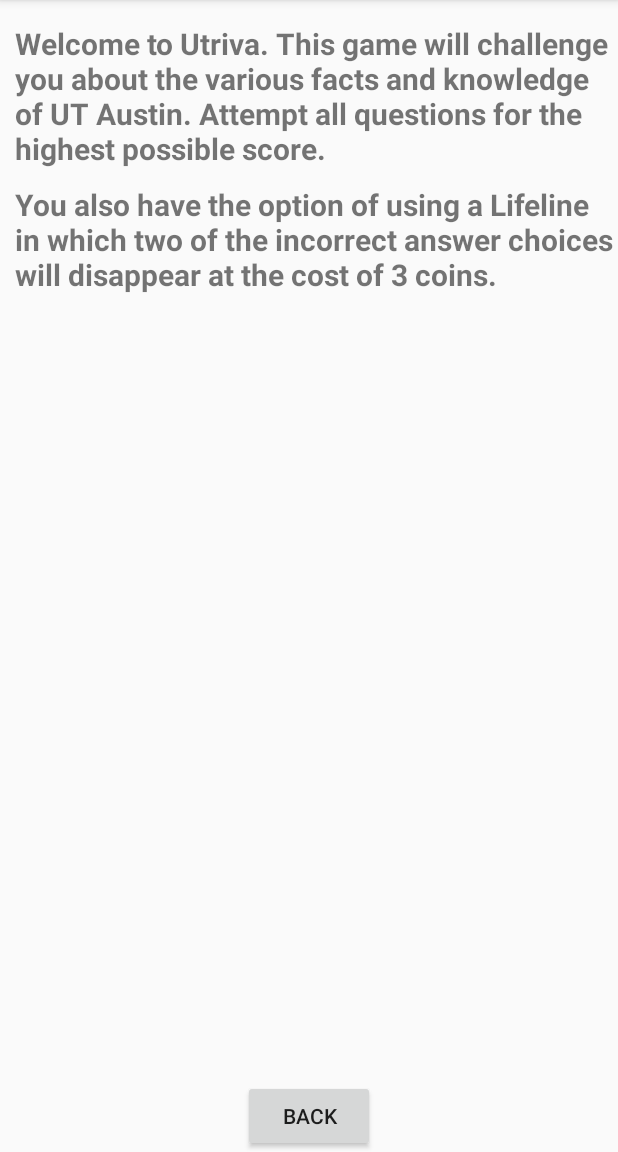
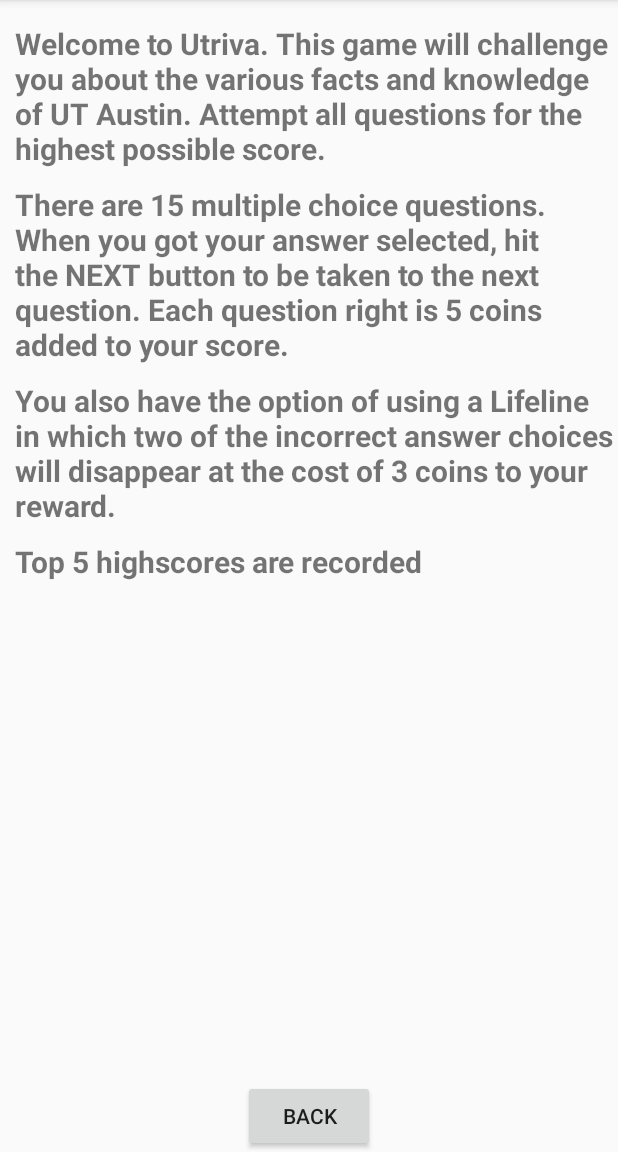
Before and after one commit to NineBits/UTrivia, an Android app: the HowTo screen opened directly, with no data from a screen before it, on a phone screen of 412 x 824 dp, the part 84-1236 px from its top. Run offline under Robolectric (Android 15) with nearby library versions, the phone set to English and light mode, and no system bars; network calls fail.

Commit message:
Finished how-to

```diff
--- a/app/src/main/res/layout/how_to_layout.xml
+++ b/app/src/main/res/layout/how_to_layout.xml
@@ -14,11 +14,33 @@
         android:textSize="20sp"/>
 
     <TextView
-        android:id="@+id/lifeline"
+        android:id="@+id/rules"
         android:layout_below="@id/intro"
         android:layout_width="match_parent"
         android:layout_height="wrap_content"
+        android:text="@string/basic_rules"
+        android:layout_marginTop="10dp"
+        android:layout_marginLeft="10dp"
+        android:textStyle="bold"
+        android:textSize="20sp" />
+
+    <TextView
+        android:id="@+id/lifeline"
+        android:layout_below="@id/rules"
+        android:layout_width="match_parent"
+        android:layout_height="wrap_content"
         android:text="@string/lifeline_talk"
+        android:layout_marginTop="10dp"
+        android:layout_marginLeft="10dp"
+        android:textStyle="bold"
+        android:textSize="20sp" />
+
+    <TextView
+        android:id="@+id/highscore_rules"
+        android:layout_below="@id/lifeline"
+        android:layout_width="match_parent"
+        android:layout_height="wrap_content"
+        android:text="@string/highscore_rules"
         android:layout_marginTop="10dp"
         android:layout_marginLeft="10dp"
         android:textStyle="bold"
--- a/app/src/main/res/values/strings.xml
+++ b/app/src/main/res/values/strings.xml
@@ -16,5 +16,7 @@
     <string name="how_to">How-To</string>
 
     <string name="intro">Welcome to Utriva. This game will challenge you about the various facts and knowledge of UT Austin. Attempt all questions for the highest possible score.</string>
-    <string name="lifeline_talk">You also have the option of using a "Lifeline" in which two of the incorrect answer choices will disappear at the cost of 3 coins.</string>
+    <string name="lifeline_talk">You also have the option of using a "Lifeline" in which two of the incorrect answer choices will disappear at the cost of 3 coins to your reward.</string>
+    <string name="basic_rules">There are 15 multiple choice questions. When you got your answer selected, hit the NEXT button to be taken to the next question. Each question right is 5 coins added to your score.</string>
+    <string name="highscore_rules">Top 5 highscores are recorded</string>
 </resources>
```
